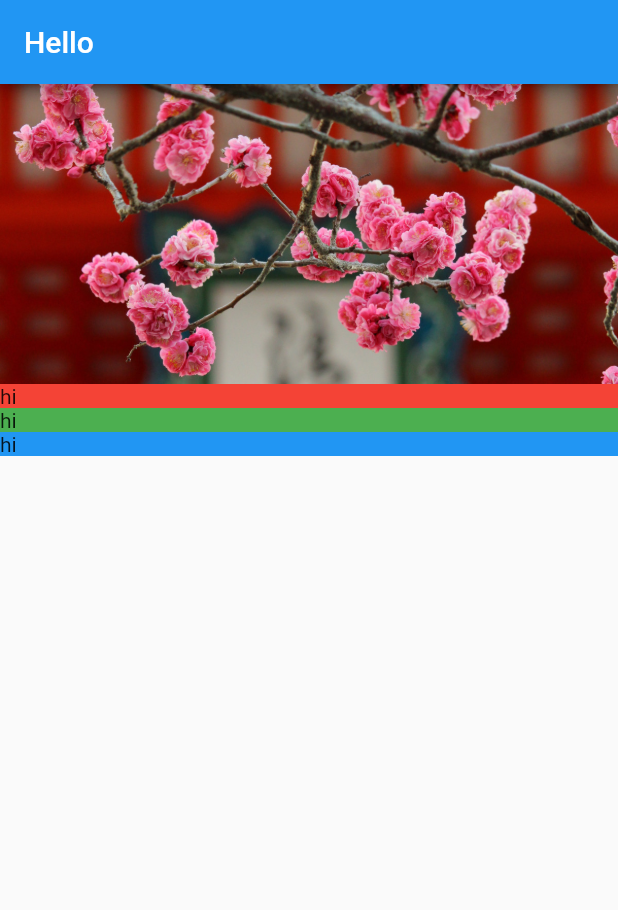
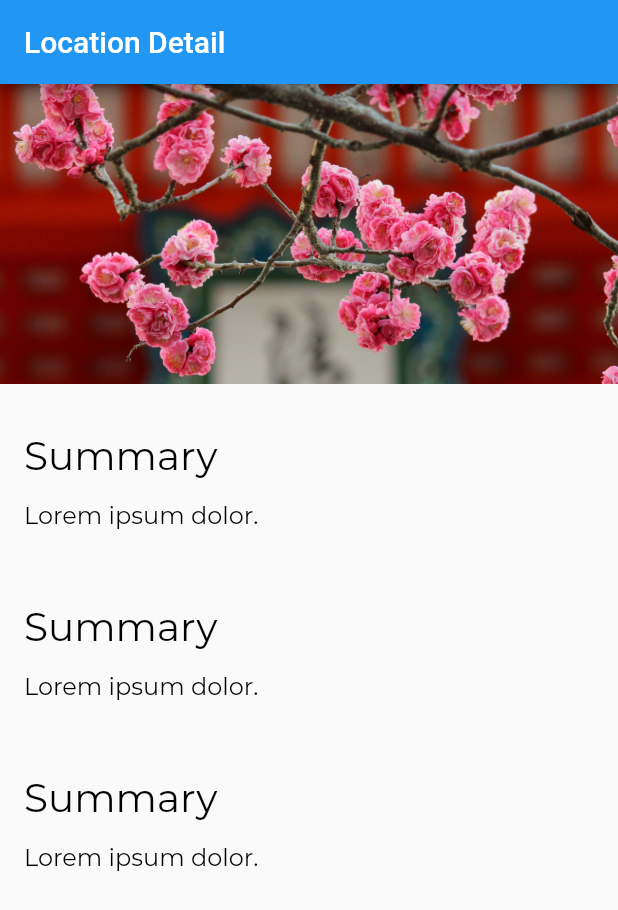
Before and after one commit to daduam/myflutterapp, a Flutter app: the screen it shows after launch, on a phone screen of 412 x 824 dp. Shown: the top 910 px of the screen. Run offline on Flutter 3.47's test engine with Material 2 defaults, Android fonts, the phone set to English and light mode, and no system bars.

Commit message:
custom font

```diff
--- a/lib/app.dart
+++ b/lib/app.dart
@@ -1,11 +1,21 @@
 import 'package:flutter/material.dart';
 import 'screens/location_detail/location_detail.dart';
+import 'style.dart';
 
 class App extends StatelessWidget {
   @override
   Widget build(BuildContext context) {
     return MaterialApp(
       home: LocationDetail(),
+      theme: ThemeData(
+        appBarTheme: AppBarTheme(
+          textTheme: TextTheme(titleMedium: AppBarTextStyle),
+        ),
+        textTheme: TextTheme(
+          titleMedium: TitleTextStyle,
+          bodyMedium: Body1TextStyle,
+        ),
+      ),
     );
   }
 }
--- a/lib/screens/location_detail/location_detail.dart
+++ b/lib/screens/location_detail/location_detail.dart
@@ -7,16 +7,16 @@ class LocationDetail extends StatelessWidget {
   Widget build(BuildContext context) {
     return Scaffold(
       appBar: AppBar(
-        title: Text('Hello'),
+        title: Text('Location Detail'),
       ),
       body: Column(
         mainAxisAlignment: MainAxisAlignment.start,
         crossAxisAlignment: CrossAxisAlignment.stretch,
         children: [
           ImageBanner("assets/images/kiyomizu-dera.jpg"),
-          TextSection(Colors.red),
-          TextSection(Colors.green),
-          TextSection(Colors.blue),
+          TextSection("Summary", "Lorem ipsum dolor."),
+          TextSection("Summary", "Lorem ipsum dolor."),
+          TextSection("Summary", "Lorem ipsum dolor."),
         ],
       ),
     );
--- a/lib/screens/location_detail/text_section.dart
+++ b/lib/screens/location_detail/text_section.dart
@@ -1,16 +1,28 @@
 import 'package:flutter/material.dart';
 
 class TextSection extends StatelessWidget {
-  final Color _color;
+  final String _title;
+  final String _body;
 
-  TextSection(this._color);
+  static const double _hPad = 16.0;
+
+  TextSection(this._title, this._body);
 
   @override
   Widget build(BuildContext context) {
-    return Container(
-        decoration: BoxDecoration(
-          color: _color,
+    return Column(
+      mainAxisAlignment: MainAxisAlignment.start,
+      crossAxisAlignment: CrossAxisAlignment.stretch,
+      children: [
+        Container(
+          padding: const EdgeInsets.fromLTRB(_hPad, 32.0, _hPad, 4.0),
+          child: Text(_title, style: Theme.of(context).textTheme.titleMedium),
         ),
-        child: Text('hi'));
+        Container(
+          padding: const EdgeInsets.fromLTRB(_hPad, 10.0, _hPad, _hPad),
+          child: Text(_body, style: Theme.of(context).textTheme.bodyMedium),
+        ),
+      ],
+    );
   }
 }
--- /dev/null
+++ b/lib/style.dart
@@ -0,0 +1,28 @@
+import 'package:flutter/material.dart';
+
+const LargeTextSize = 26.0;
+const MediumTextSize = 20.0;
+const BodyTextSize = 16.0;
+
+const String FontNameDefault = 'Montserrat';
+
+const AppBarTextStyle = TextStyle(
+  fontFamily: FontNameDefault,
+  fontWeight: FontWeight.w300,
+  fontSize: MediumTextSize,
+  color: Colors.white,
+);
+
+const TitleTextStyle = TextStyle(
+  fontFamily: FontNameDefault,
+  fontWeight: FontWeight.w300,
+  fontSize: LargeTextSize,
+  color: Colors.black,
+);
+
+const Body1TextStyle = TextStyle(
+  fontFamily: FontNameDefault,
+  fontWeight: FontWeight.w300,
+  fontSize: BodyTextSize,
+  color: Colors.black,
+);
```
Also changed, not shown: pubspec.yaml (+7 -11 lines), assets/fonts/Montserrat-Bold.ttf (added), assets/fonts/Montserrat-Regular.ttf (added).
